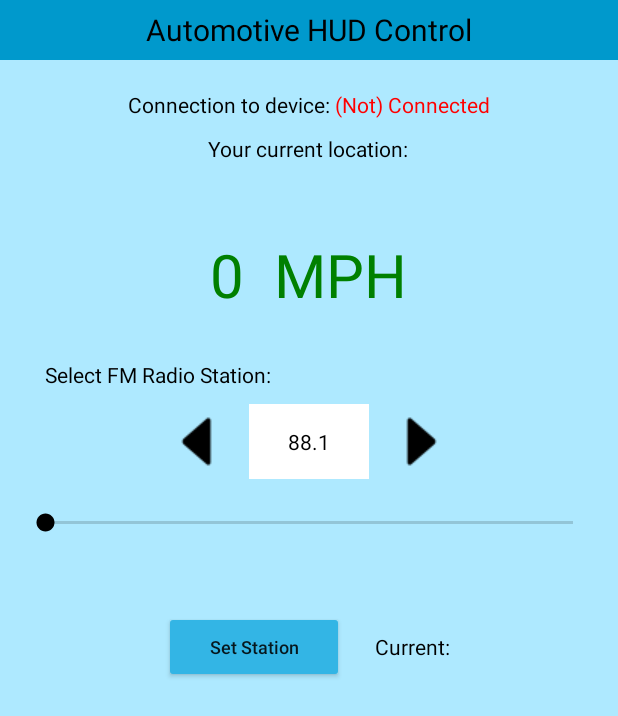
After one commit to IndecisiveFly/Automotive-HUD, an Android app: the Control_and_location screen opened directly, with no data from a screen before it, on a phone screen of 412 x 824 dp. The commit adds this screen. Shown: the top 716 px of the screen. Run offline under Robolectric (Android 15) with nearby library versions, the phone set to English and light mode, and no system bars; 2 statements that could not run were skipped.

Commit message:
Added a new activity as a replacement for Controller and Destination_Info activities.  - No navigation related text inputs or outputs, only a current location display as well as rounded current speed.  - Leaving in old activities for now just in case, can be removed later.  - Note: Location updates will continue to happen even if the screen is turned off (good news), I have also made it so that the updates stop if the activity is backed out of or closed.
May choose to create one single activity for all actions including connection, possible concern is that the handler that updates strings every 1 second will kill functionality of device list.

```diff
--- a/Andoird_Application/app/src/main/java/com/dashhud/crigerkwok/dashboardhud/Connect_BT.java
+++ b/Andoird_Application/app/src/main/java/com/dashhud/crigerkwok/dashboardhud/Connect_BT.java
@@ -57,7 +57,6 @@ public class Connect_BT extends AppCompatActivity implements AdapterView.OnItemC
     BluetoothDevice BT_device;
 
     BT_Connection bt_connection;
-
 
     SharedPreferences pref;
 
@@ -197,7 +196,7 @@ public class Connect_BT extends AppCompatActivity implements AdapterView.OnItemC
                     //bt_connection = new BT_Connection(Connect_BT.this);
                     //connect_service(BT_device, app_uuid);
 
-                    Intent a = new Intent(this, Controller.class);
+                    Intent a = new Intent(this, Control_and_location.class);
                     startActivity(a);
                     break;
                 }
@@ -262,9 +261,9 @@ public class Connect_BT extends AppCompatActivity implements AdapterView.OnItemC
             {
                 if(device_name.equals(device.getName()))
                 {
-                    /*Intent a = new Intent(this, Controller.class);
+                    Intent a = new Intent(this, Control_and_location.class);
                     startActivity(a);
-                    break;*/
+                    break;
                 }
             }
             //String text = "No connection found";
@@ -374,7 +373,7 @@ public class Connect_BT extends AppCompatActivity implements AdapterView.OnItemC
                     BT_device = device;
                     bt_connection.startClient(BT_device, app_uuid);
 
-                    Intent a = new Intent(Connect_BT.this, Controller.class);
+                    Intent a = new Intent(Connect_BT.this, Control_and_location.class);
                     startActivity(a);
                 }
                 //case 2: creating a bond
--- /dev/null
+++ b/Andoird_Application/app/src/main/java/com/dashhud/crigerkwok/dashboardhud/Control_and_location.java
@@ -0,0 +1,303 @@
+package com.dashhud.crigerkwok.dashboardhud;
+
+import android.Manifest;
+import android.bluetooth.BluetoothDevice;
+import android.content.Context;
+import android.content.Intent;
+import android.content.SharedPreferences;
+import android.content.pm.PackageManager;
+import android.location.Address;
+import android.location.Geocoder;
+import android.location.Location;
+import android.location.LocationListener;
+import android.location.LocationManager;
+import android.os.Handler;
+import android.provider.Settings;
+import android.support.v4.app.ActivityCompat;
+import android.support.v7.app.AppCompatActivity;
+import android.os.Bundle;
+import android.util.Log;
+import android.view.View;
+import android.widget.Button;
+import android.widget.ImageButton;
+import android.widget.SeekBar;
+import android.widget.TextView;
+import android.widget.Toast;
+
+import com.google.gson.Gson;
+
+import org.w3c.dom.Text;
+
+import java.io.IOException;
+import java.math.RoundingMode;
+import java.nio.charset.Charset;
+import java.text.DecimalFormat;
+import java.util.List;
+import java.util.Locale;
+import java.util.UUID;
+
+import static android.location.LocationManager.GPS_PROVIDER;
+
+public class Control_and_location extends AppCompatActivity implements LocationListener {
+
+    private static final String TAG = "Control and Location";
+
+    TextView device_status;
+    TextView dest_status;
+    TextView fm_current;
+    TextView saved_fm;
+
+    TextView current_address;
+    TextView current_speed_calc;
+
+    Geocoder gc;
+    List<Address> addresses;
+    LocationManager locationManager;
+    Double latitude;
+    Double longitude;
+    int speed;
+    float get_speed;
+    float mph_calc;
+    Location prev_location;
+
+    Button navigation;
+    Button set_station;
+
+    BT_Connection bt_connection;
+    Button connect;
+    TextView other_station;
+    //private static final UUID app_uuid = UUID.fromString("00101101-0000-1000-8000-A0803F9B34FB");
+    BluetoothDevice bt_device;
+
+    ImageButton fm_back;
+    ImageButton fm_forward;
+
+    SeekBar fm_select;
+
+    //String connected = "Connected";
+    //String not_connected = "Not Connected";
+
+    SharedPreferences pref;
+    SharedPreferences dest_pref;
+
+    String station;
+
+    @Override
+    protected void onCreate(Bundle savedInstanceState) {
+        super.onCreate(savedInstanceState);
+        setContentView(R.layout.activity_control_and_location);
+
+        device_status = findViewById(R.id.device_connection);
+        dest_status = findViewById(R.id.dest_set_text);
+        fm_current = findViewById(R.id.FM_frequency_text);
+        saved_fm = findViewById(R.id.saved_station_str);
+
+        current_address = findViewById(R.id.location_address);
+        current_speed_calc = findViewById(R.id.speed_mph);
+
+        gc = new Geocoder(this, Locale.getDefault());
+        locationManager = (LocationManager) getSystemService(Context.LOCATION_SERVICE);
+
+        navigation = findViewById(R.id.setup_nav_btn);
+        set_station = findViewById(R.id.set_station_btn);
+
+        //start send/receive data section
+        other_station = findViewById(R.id.saved_from_other);
+        connect = findViewById(R.id.connect_bt_service);
+        //end send/receive data section
+
+        fm_back = findViewById(R.id.FM_prev);
+        fm_forward = findViewById(R.id.FM_next);
+
+        fm_select = findViewById(R.id.FM_radio_select);
+
+        pref = getSharedPreferences("status", Context.MODE_PRIVATE);
+        dest_pref = getSharedPreferences("destination", Context.MODE_PRIVATE);
+
+        saved_fm.setText(pref.getString("saved_fm", ""));
+        fm_current.setText(pref.getString("last_fm", "88.1"));
+        station = pref.getString("saved_fm", "");
+
+        String last = pref.getString("last_fm", "88.1");
+        Double a = Double.parseDouble(last);
+        a = a - 88.1;
+        int b = (int) (a/0.2);
+        fm_select.setProgress(b);
+
+        //get selected device and start bluetooth connection service when this activity launches.
+        Gson gson = new Gson();
+        String json = pref.getString("device", "");
+        bt_device = gson.fromJson(json, BluetoothDevice.class);
+
+        //keep statuses current
+        check_perms();
+        update();
+
+        final Handler handler=new Handler();
+        handler.post(new Runnable(){
+            @Override
+            public void run() {
+                update();
+                handler.postDelayed(this,1000); // set time here to refresh textView
+            }
+        });
+    }
+
+    @Override
+    protected void onResume() {
+        super.onResume();
+        check_perms();
+        update();
+    }
+
+    @Override
+    protected void onDestroy() {
+        super.onDestroy();
+        locationManager.removeUpdates(this);
+    }
+
+    public void update()
+    {
+        //update phone's location
+        try {
+            addresses = gc.getFromLocation(latitude, longitude, 1);
+            String address_l = addresses.get(0).getAddressLine(0);
+            //Log.d(TAG, address_l);
+            current_address.setText(address_l);
+
+            String calc_mph = Integer.toString(speed) + "  MPH";
+            current_speed_calc.setText(calc_mph);
+        }
+        catch (IOException e)
+        {
+            e.printStackTrace();
+        }
+
+        //keep track of seekbar progress, ensure seekbar matches up with value in textview
+        fm_select.setOnSeekBarChangeListener(new SeekBar.OnSeekBarChangeListener() {
+            @Override
+            public void onProgressChanged(SeekBar sb, int progress, boolean from_user) {
+
+                //progress = pref.getInt("current_station", 0);
+
+                Double sb_current = progress * 0.2;
+                sb_current = sb_current + 88.1;
+                DecimalFormat df = new DecimalFormat("#.#");
+                df.setRoundingMode(RoundingMode.CEILING);
+                station = df.format(sb_current);
+                fm_current.setText(station);
+
+                SharedPreferences.Editor editor = pref.edit();
+                editor.putString("last_fm", station);
+                editor.apply();
+            }
+
+            @Override
+            public void onStartTrackingTouch(SeekBar seekBar) {
+
+            }
+
+            @Override
+            public void onStopTrackingTouch(SeekBar seekBar) {
+
+            }
+        });
+    }
+
+    public void next_station(View v)
+    {
+        fm_select.incrementProgressBy(1);
+    }
+
+    public void prev_station(View v)
+    {
+        fm_select.incrementProgressBy(-1);
+    }
+
+    public void save_station(View v)
+    {
+        SharedPreferences.Editor editor = pref.edit();
+        editor.putString("saved_fm", station);
+        editor.apply();
+
+        //byte[] bytes = station.getBytes(Charset.defaultCharset());
+        //bt_connection.write(bytes);
+
+        String toastText = "Saved: " + station;
+        Toast.makeText(this, toastText, Toast.LENGTH_SHORT).show();
+
+        finish();
+        startActivity(getIntent());
+    }
+
+    //Manual attempt at starting connection service
+    public void connect_service(View v)
+    {
+        String name = bt_device.getName();
+        String address = bt_device.getAddress();
+        Toast.makeText(this, name + " @ " + address, Toast.LENGTH_LONG).show();
+        //bt_connection.startClient(bt_device, app_uuid);
+    }
+
+    public void to_destination(View v)
+    {
+        Intent a = new Intent(Control_and_location.this, Destination_Info.class);
+        startActivity(a);
+    }
+
+    public void transfer_connection(BT_Connection connection)
+    {
+        bt_connection = connection;
+    }
+
+    @Override
+    public void onLocationChanged(Location location) {
+
+        try {
+            latitude = location.getLatitude();
+            longitude = location.getLongitude();
+            get_speed = location.getSpeed();
+
+            Log.d(TAG, "Coords: " + latitude + " lat " + longitude + " long at speed of: " + get_speed);
+        }
+        catch (NullPointerException e)
+        {
+            e.printStackTrace();
+        }
+        mph_calc = get_speed * (float) 2.236;
+        speed = Math.round(mph_calc);
+        prev_location = location;
+
+        update();
+    }
+
+    @Override
+    public void onStatusChanged(String provider, int status, Bundle extras) {
+
+    }
+
+    @Override
+    public void onProviderEnabled(String provider) {
+
+    }
+
+    @Override
+    public void onProviderDisabled(String provider) {
+        Intent intent = new Intent(Settings.ACTION_LOCATION_SOURCE_SETTINGS);
+        startActivity(intent);
+    }
+
+    public void check_perms()
+    {
+        if(ActivityCompat.checkSelfPermission(this, Manifest.permission.ACCESS_FINE_LOCATION)
+                != PackageManager.PERMISSION_GRANTED &&
+                ActivityCompat.checkSelfPermission(this, Manifest.permission.ACCESS_COARSE_LOCATION)
+                        != PackageManager.PERMISSION_GRANTED)
+        {
+            return;
+        }
+        Location location = locationManager.getLastKnownLocation(LocationManager.NETWORK_PROVIDER);
+        locationManager.requestLocationUpdates(GPS_PROVIDER,1000,0,this);
+        onLocationChanged(location);
+    }
+}
--- a/Andoird_Application/app/src/main/java/com/dashhud/crigerkwok/dashboardhud/Destination_Info.java
+++ b/Andoird_Application/app/src/main/java/com/dashhud/crigerkwok/dashboardhud/Destination_Info.java
@@ -185,8 +185,8 @@ public class Destination_Info extends AppCompatActivity implements LocationListe
         {
             return;
         }
-        Location location = locationManager.getLastKnownLocation(locationManager.NETWORK_PROVIDER);
-        locationManager.requestLocationUpdates(GPS_PROVIDER,1000,0,this);
+        Location location = locationManager.getLastKnownLocation(LocationManager.NETWORK_PROVIDER);
+        locationManager.requestLocationUpdates(GPS_PROVIDER,500,0,this);
         onLocationChanged(location);
     }
 }
--- a/Andoird_Application/app/src/main/res/layout/activity_connect__bt.xml
+++ b/Andoird_Application/app/src/main/res/layout/activity_connect__bt.xml
@@ -23,7 +23,7 @@
 
         <LinearLayout
             android:layout_width="match_parent"
-            android:layout_height="match_parent"
+            android:layout_height="wrap_content"
             android:orientation="vertical"
             android:padding="30dp">
 
--- /dev/null
+++ b/Andoird_Application/app/src/main/res/layout/activity_control_and_location.xml
@@ -0,0 +1,219 @@
+<?xml version="1.0" encoding="utf-8"?>
+<LinearLayout xmlns:android="http://schemas.android.com/apk/res/android"
+    xmlns:tools="http://schemas.android.com/tools"
+    android:layout_width="match_parent"
+    android:layout_height="match_parent"
+    android:background="@color/LightBlue"
+    android:orientation="vertical"
+    tools:context="com.dashhud.crigerkwok.dashboardhud.Control_and_location">
+
+    <TextView
+        android:layout_width="match_parent"
+        android:layout_height="40dp"
+        android:background="@android:color/holo_blue_dark"
+        android:gravity="center"
+        android:text="@string/auto_hud_control"
+        android:textColor="@color/Black"
+        android:textSize="20sp" />
+
+    <ScrollView
+        android:layout_width="match_parent"
+        android:layout_height="wrap_content">
+
+        <LinearLayout
+            android:layout_width="match_parent"
+            android:layout_height="wrap_content"
+            android:orientation="vertical">
+
+            <LinearLayout
+                android:layout_width="match_parent"
+                android:layout_height="wrap_content"
+                android:layout_marginTop="20dp"
+                android:paddingStart="30dp"
+                android:paddingEnd="30dp"
+                android:gravity="center">
+
+                <TextView
+                    android:layout_width="wrap_content"
+                    android:layout_height="wrap_content"
+                    android:textColor="@color/Black"
+                    android:text="@string/device_connection"/>
+
+                <TextView
+                    android:layout_width="wrap_content"
+                    android:layout_height="wrap_content"
+                    android:id="@+id/device_connection"
+                    android:textColor="@color/Red"
+                    android:text="(Not) Connected"/>
+
+            </LinearLayout>
+
+            <Space
+                android:layout_width="wrap_content"
+                android:layout_height="10dp" />
+
+            <TextView
+                android:layout_width="wrap_content"
+                android:layout_height="wrap_content"
+                android:textColor="@color/Black"
+                android:text="@string/my_location"
+                android:layout_gravity="center"/>
+
+            <Space
+                android:layout_width="match_parent"
+                android:layout_height="10dp" />
+
+            <TextView
+                android:layout_width="wrap_content"
+                android:layout_height="wrap_content"
+                android:paddingStart="10dp"
+                android:paddingEnd="10dp"
+                android:id="@+id/location_address"
+                android:textColor="@color/Blue"
+                android:text="No location found"
+                android:textSize="20sp"
+                android:layout_gravity="center"/>
+
+            <Space
+                android:layout_width="match_parent"
+                android:layout_height="10dp" />
+
+            <TextView
+                android:layout_width="wrap_content"
+                android:layout_height="wrap_content"
+                android:id="@+id/speed_mph"
+                android:textColor="@color/Green"
+                android:textSize="40sp"
+                android:text="No speed found"
+                android:layout_gravity="center"/>
+
+            <Space
+                android:layout_width="match_parent"
+                android:layout_height="30dp" />
+
+            <TextView
+                android:layout_width="wrap_content"
+                android:layout_height="wrap_content"
+                android:paddingStart="30dp"
+                android:paddingEnd="30dp"
+                android:text="@string/select_fm"
+                android:textColor="@color/Black" />
+
+            <Space
+                android:layout_width="match_parent"
+                android:layout_height="10dp" />
+
+            <LinearLayout
+                android:layout_width="match_parent"
+                android:layout_height="50dp"
+                android:gravity="center"
+                android:paddingStart="30dp"
+                android:paddingEnd="30dp">
+
+                <ImageButton
+                    android:id="@+id/FM_prev"
+                    android:layout_width="50dp"
+                    android:layout_height="match_parent"
+                    android:background="@android:color/transparent"
+                    android:onClick="prev_station"
+                    android:src="@drawable/back_arrow" />
+
+                <Space
+                    android:layout_width="10dp"
+                    android:layout_height="match_parent" />
+
+                <TextView
+                    android:id="@+id/FM_frequency_text"
+                    android:layout_width="80dp"
+                    android:layout_height="match_parent"
+                    android:textColor="@color/Black"
+                    android:background="@color/White"
+                    android:gravity="center" />
+
+                <Space
+                    android:layout_width="10dp"
+                    android:layout_height="match_parent" />
+
+                <ImageButton
+                    android:id="@+id/FM_next"
+                    android:layout_width="50dp"
+                    android:layout_height="match_parent"
+                    android:background="@android:color/transparent"
+                    android:onClick="next_station"
+                    android:src="@drawable/forward_arrow" />
+
+            </LinearLayout>
+
+            <Space
+                android:layout_width="match_parent"
+                android:layout_height="20dp" />
+
+            <SeekBar
+                android:id="@+id/FM_radio_select"
+                android:layout_width="match_parent"
+                android:layout_height="wrap_content"
+                android:max="99"
+                android:paddingEnd="30dp"
+                android:paddingStart="30dp" />
+
+            <Space
+                android:layout_width="match_parent"
+                android:layout_height="50dp" />
+
+            <LinearLayout
+                android:layout_width="match_parent"
+                android:layout_height="wrap_content"
+                android:paddingStart="30dp"
+                android:paddingEnd="30dp"
+                android:gravity="center">
+
+                <Button
+                    android:id="@+id/set_station_btn"
+                    android:layout_width="120dp"
+                    android:layout_height="wrap_content"
+                    android:backgroundTint="@android:color/holo_blue_light"
+                    android:onClick="save_station"
+                    android:text="@string/set_station"
+                    android:textAllCaps="false"
+                    android:textSize="12sp" />
+
+                <Space
+                    android:layout_width="20dp"
+                    android:layout_height="match_parent" />
+
+                <TextView
+                    android:layout_width="wrap_content"
+                    android:layout_height="match_parent"
+                    android:gravity="center"
+                    android:text="@string/current_station"
+                    android:textColor="@color/Black" />
+
+                <TextView
+                    android:id="@+id/saved_station_str"
+                    android:layout_width="wrap_content"
+                    android:layout_height="match_parent"
+                    android:gravity="center_vertical"
+                    android:text=""
+                    android:textColor="@color/Black" />
+
+            </LinearLayout>
+
+            <Button
+                android:layout_width="wrap_content"
+                android:layout_height="wrap_content"
+                android:id="@+id/connect_bt_service"
+                android:visibility="gone"
+                android:text="Connect"
+                android:onClick="connect_service"
+                android:layout_gravity="center" />
+            <TextView
+                android:layout_width="wrap_content"
+                android:layout_height="wrap_content"
+                android:id="@+id/saved_from_other"
+                android:layout_gravity="center" />
+
+        </LinearLayout>
+
+    </ScrollView>
+
+</LinearLayout>
--- a/Andoird_Application/build.gradle
+++ b/Andoird_Application/build.gradle
@@ -7,7 +7,7 @@ buildscript {
         jcenter()
     }
     dependencies {
-        classpath 'com.android.tools.build:gradle:3.0.1'
+        classpath 'com.android.tools.build:gradle:3.1.1'
 
 
         // NOTE: Do not place your application dependencies here; they belong
```
Also changed, not shown: Andoird_Application/app/build.gradle (+4 -4 lines), Andoird_Application/app/src/main/AndroidManifest.xml (+8 -3 lines), Andoird_Application/gradle/wrapper/gradle-wrapper.properties.
